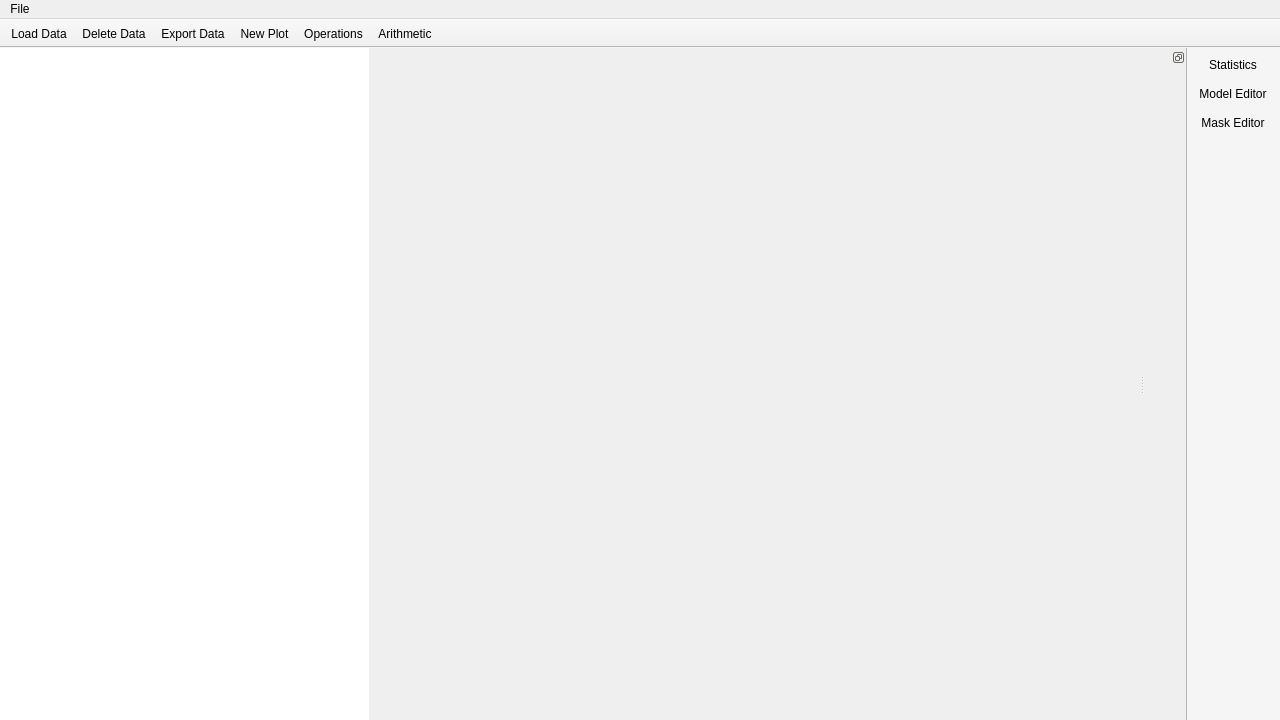
spacetelescope/specviz, file specviz/data/ui/workspace.ui: the form before one commit.
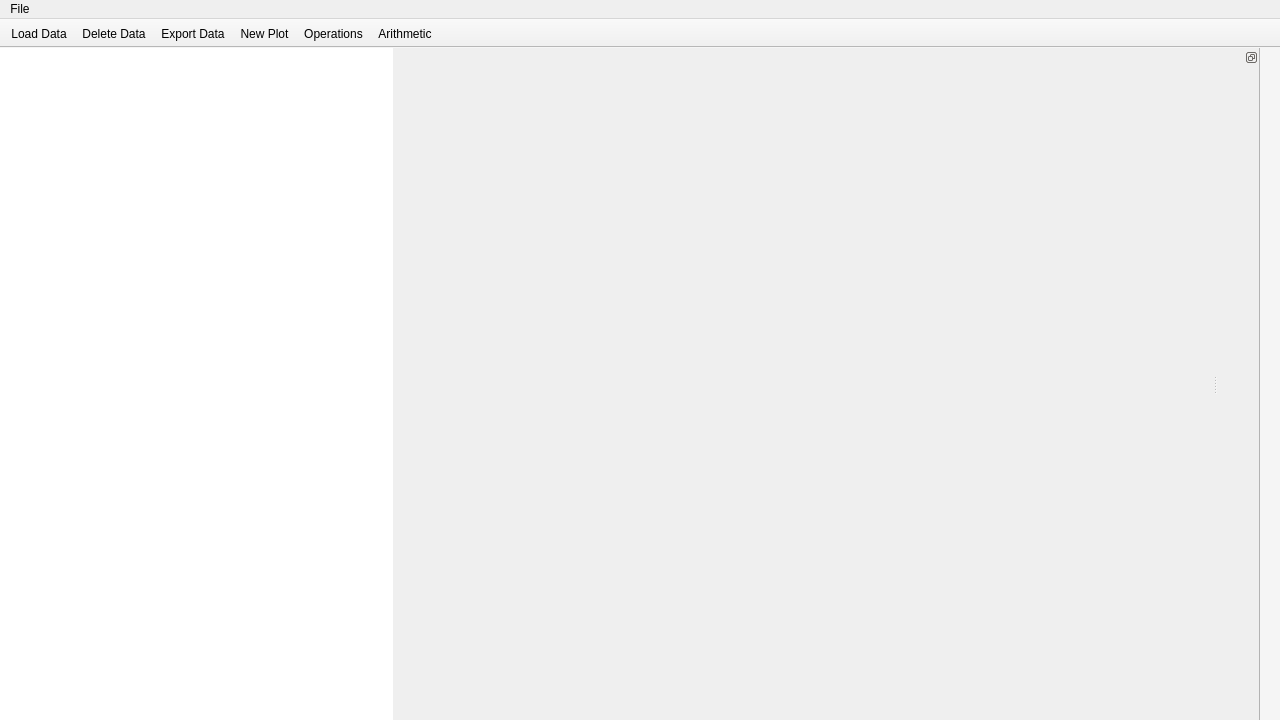
The form after the commit. Icons and pictures are not drawn.

The edit to the form file:
```diff
--- a/specviz/data/ui/workspace.ui
+++ b/specviz/data/ui/workspace.ui
@@ -170,9 +170,6 @@
    <attribute name="toolBarBreak">
     <bool>false</bool>
    </attribute>
-   <addaction name="statistics_toggle"/>
-   <addaction name="model_editor_toggle"/>
-   <addaction name="mask_editor_toggle"/>
   </widget>
   <widget class="QDockWidget" name="plugin_dock">
    <property name="enabled">
```
